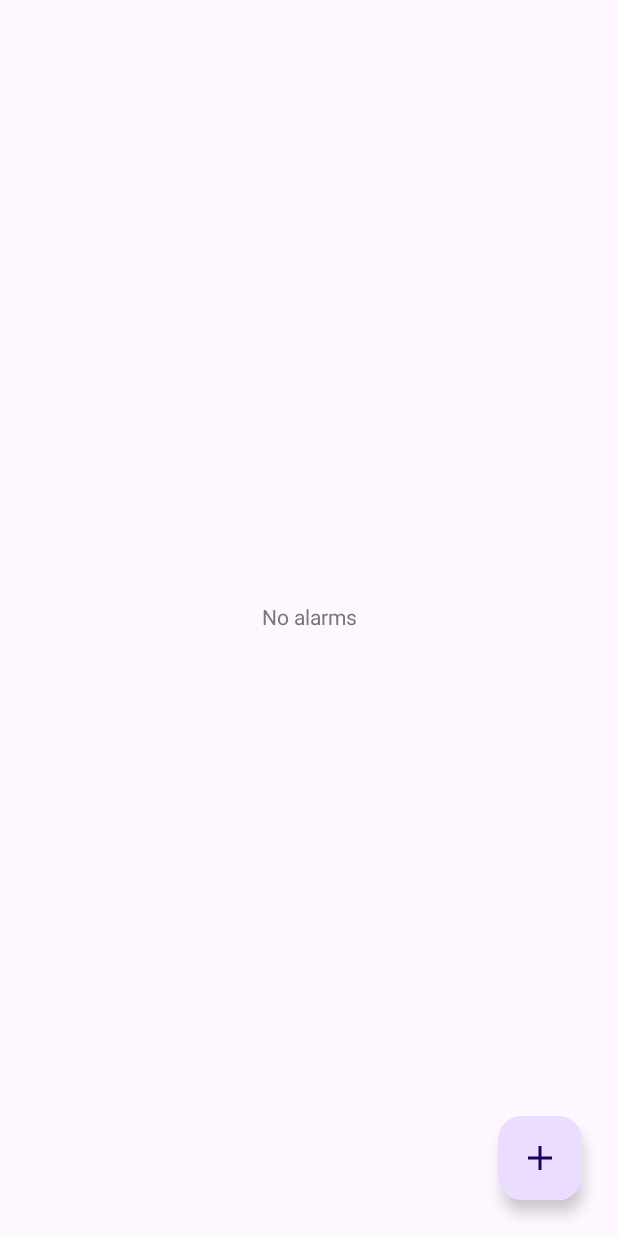
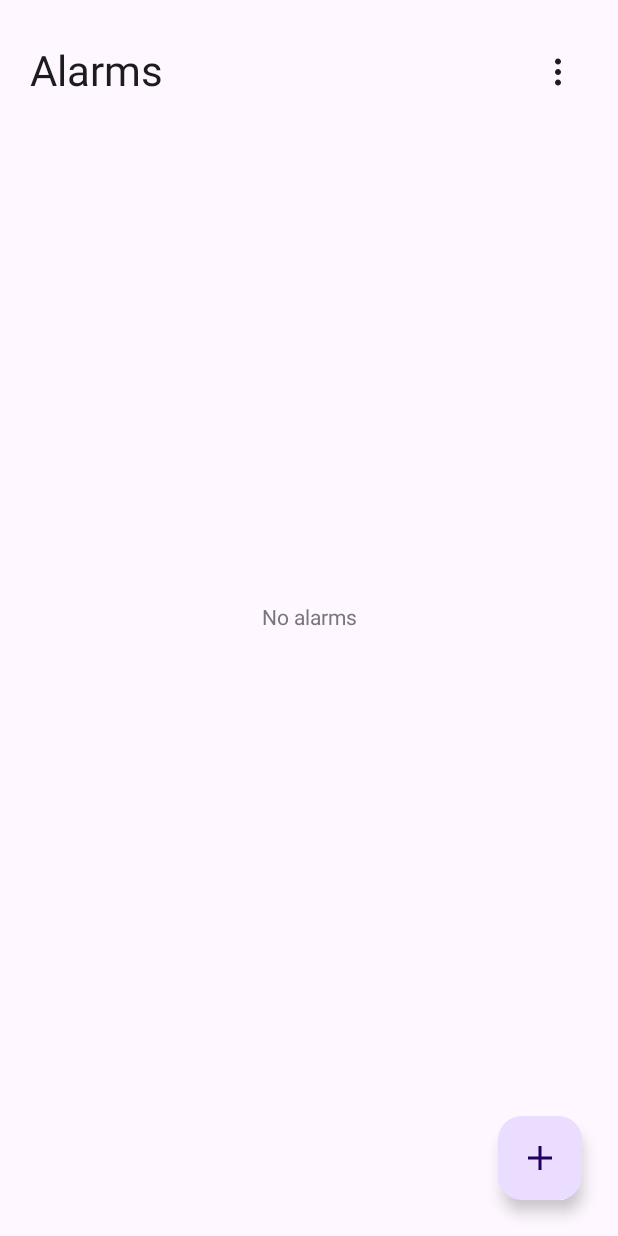
Before and after one commit to tn3w/nacre-apps, an Android app built with Jetpack Compose: the composable AlarmScreen shown on its own in the app's theme, on a phone screen of 412 x 824 dp. Run offline under Robolectric (Android 15) with nearby library versions, the phone set to English and light mode, and no system bars; 1 statement that could not run was skipped.

Commit message:
Add settings for snooze length, auto-silence and volume ramp

```diff
--- a/apps/clock/src/main/kotlin/org/nacre/clock/AlarmScreen.kt
+++ b/apps/clock/src/main/kotlin/org/nacre/clock/AlarmScreen.kt
@@ -31,6 +31,7 @@ import androidx.compose.material3.Card
 import androidx.compose.material3.ExperimentalMaterial3Api
 import androidx.compose.material3.FloatingActionButton
 import androidx.compose.material3.Icon
+import androidx.compose.material3.IconButton
 import androidx.compose.material3.MaterialTheme
 import androidx.compose.material3.OutlinedTextField
 import androidx.compose.material3.Surface
@@ -71,12 +72,25 @@ fun AlarmScreen() {
     val alarms by Store.alarms.collectAsState()
     var expanded by rememberSaveable { mutableStateOf<Int?>(null) }
     var creating by remember { mutableStateOf(false) }
+    var settings by remember { mutableStateOf(false) }
 
     Box(Modifier.fillMaxSize()) {
         LazyColumn(
             contentPadding = PaddingValues(16.dp, 24.dp, 16.dp, 96.dp),
             verticalArrangement = Arrangement.spacedBy(12.dp)
         ) {
+            item {
+                Row(verticalAlignment = Alignment.CenterVertically) {
+                    Text(
+                        "Alarms",
+                        Modifier.weight(1f).padding(start = 4.dp),
+                        style = MaterialTheme.typography.headlineMedium
+                    )
+                    IconButton(onClick = { settings = true }) {
+                        Icon(painterResource(R.drawable.ic_more), "Settings")
+                    }
+                }
+            }
             items(alarms, key = { it.id }) { alarm ->
                 AlarmCard(alarm, expanded == alarm.id) {
                     expanded = if (expanded == alarm.id) null else alarm.id
@@ -97,6 +111,8 @@ fun AlarmScreen() {
             Icon(painterResource(R.drawable.ic_add), "Add alarm")
         }
     }
+
+    if (settings) SettingsDialog(onDismiss = { settings = false })
 
     if (creating) {
         val now = LocalTime.now()
```
Also changed, not shown: apps/clock/src/main/kotlin/org/nacre/clock/Ringing.kt (+10 -15 lines), apps/clock/src/main/kotlin/org/nacre/clock/Settings.kt (added, +54 -0 lines), apps/clock/src/main/kotlin/org/nacre/clock/Store.kt (+6 -4 lines).
